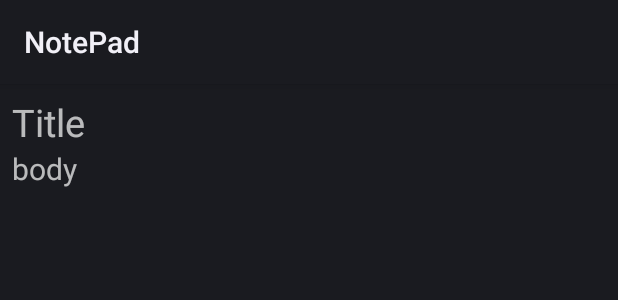
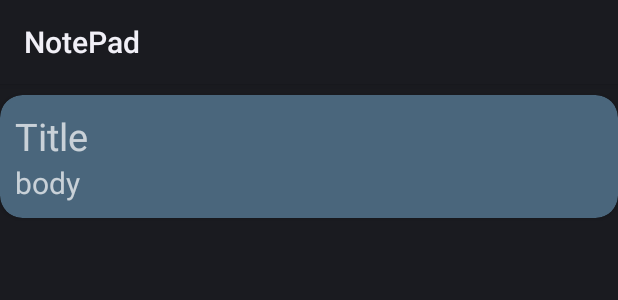
Before and after one commit to Ali0092/NotePad, an Android app: the layout item_layout.xml on its own in the app's theme, with its tools: preview values and no code run, on a phone screen of 412 x 824 dp. Shown: the top 300 px of the screen. Run offline under Robolectric (Android 15) with nearby library versions, the phone set to English and light mode, and no system bars.

Commit message:
Seventh Commit

```diff
--- a/app/build.gradle
+++ b/app/build.gradle
@@ -3,7 +3,7 @@ plugins {
     id 'org.jetbrains.kotlin.android'
     id 'kotlin-kapt'
     id 'dagger.hilt.android.plugin'
-
+    id 'androidx.navigation.safeargs.kotlin'
 }
 
 android {
--- a/app/src/main/java/com/example/notepad/adapter/ItemAdapter.kt
+++ b/app/src/main/java/com/example/notepad/adapter/ItemAdapter.kt
@@ -1,5 +1,6 @@
 package com.example.notepad.adapter
 
+import android.annotation.SuppressLint
 import android.view.LayoutInflater
 import android.view.ViewGroup
 import androidx.navigation.findNavController
@@ -26,8 +27,8 @@ class ItemAdapter:RecyclerView.Adapter<ItemAdapter.viewHolder>() {
 
     override fun onBindViewHolder(holder: viewHolder, position: Int) {
         holder.binding.apply {
-            this.titleEt.text=items[position].title
-            this.bodyEt.text=items[position].body
+            this.titleEt.setText(items[position].title.toString())
+            this.bodyEt.setText(items[position].body.toString())
         }
         holder.binding.itemLayout.setOnClickListener {
             it.findNavController().navigate(R.id.action_mainFragment_to_updateFragment)
@@ -38,6 +39,7 @@ class ItemAdapter:RecyclerView.Adapter<ItemAdapter.viewHolder>() {
         return items.size
     }
 
+    @SuppressLint("NotifyDataSetChanged")
     fun getDataChanges(items: List<Item>){
         this.items=items
         this.notifyDataSetChanged()
--- a/app/src/main/java/com/example/notepad/viewModel/AppViewModel.kt
+++ b/app/src/main/java/com/example/notepad/viewModel/AppViewModel.kt
@@ -15,7 +15,7 @@ import javax.inject.Inject
 class AppViewModel
 @Inject constructor(private val repo: Repository) : ViewModel() {
 
-  lateinit var todos: LiveData<List<Item>>
+  var todos: LiveData<List<Item>>
 
   init {
       todos =repo.getAllItems()
--- a/app/src/main/res/layout/fragment_add.xml
+++ b/app/src/main/res/layout/fragment_add.xml
@@ -11,7 +11,7 @@
         android:layout_width="match_parent"
         android:layout_height="match_parent">
 
-        <TextView
+        <EditText
             android:id="@+id/title_et"
             android:layout_width="match_parent"
             android:layout_height="wrap_content"
@@ -22,7 +22,7 @@
             app:layout_constraintStart_toStartOf="parent"
             app:layout_constraintTop_toTopOf="parent" />
 
-        <TextView
+        <EditText
             android:id="@+id/body_et"
             android:layout_width="match_parent"
             android:layout_height="wrap_content"
--- a/app/src/main/res/layout/item_layout.xml
+++ b/app/src/main/res/layout/item_layout.xml
@@ -1,19 +1,27 @@
 <?xml version="1.0" encoding="utf-8"?>
-<androidx.constraintlayout.widget.ConstraintLayout xmlns:android="http://schemas.android.com/apk/res/android"
+<androidx.cardview.widget.CardView
+    xmlns:android="http://schemas.android.com/apk/res/android"
     xmlns:app="http://schemas.android.com/apk/res-auto"
-    xmlns:tools="http://schemas.android.com/tools"
     android:layout_width="match_parent"
     android:layout_height="wrap_content"
     android:clickable="true"
-    android:padding="8dp"
+    android:backgroundTint="@color/light_107"
+    app:cardCornerRadius="15dp"
+    android:layout_marginTop="7dp"
     android:id="@+id/itemLayout">
 
+    <androidx.appcompat.widget.LinearLayoutCompat
+        android:layout_width="match_parent"
+        android:layout_height="match_parent"
+        android:padding="10dp"
+        android:orientation="vertical">
         <TextView
             android:id="@+id/title_et"
             android:layout_width="match_parent"
             android:layout_height="wrap_content"
             android:hint="Title"
             android:textSize="25sp"
+            android:textColor="@color/black_100"
             app:layout_constraintEnd_toEndOf="parent"
             app:layout_constraintHorizontal_bias="0.5"
             app:layout_constraintStart_toStartOf="parent"
@@ -25,10 +33,12 @@
             android:layout_height="wrap_content"
             android:hint="body"
             android:textSize="20sp"
+            android:textColor="@color/black_100"
             app:layout_constraintEnd_toEndOf="parent"
             app:layout_constraintHorizontal_bias="0.5"
             app:layout_constraintStart_toStartOf="parent"
             app:layout_constraintTop_toBottomOf="@+id/title_et" />
 
+    </androidx.appcompat.widget.LinearLayoutCompat>
 
-</androidx.constraintlayout.widget.ConstraintLayout>
+</androidx.cardview.widget.CardView>
--- a/app/src/main/res/values/colors.xml
+++ b/app/src/main/res/values/colors.xml
@@ -1,10 +1,11 @@
 <?xml version="1.0" encoding="utf-8"?>
 <resources>
-    <color name="black_100">#171616</color>
+    <color name="black_100">#000000</color>
     <color name="white_101">#FFFFFF</color>
     <color name="gray_102">#858487</color>
     <color name="yellow_103">#F6DE07</color>
     <color name="sea_green_104">#06A5A4</color>
     <color name="green_105">#105913</color>
     <color name="orange_106">#AA4323</color>
+    <color name="light_107">#4A667C</color>
 </resources>
--- a/build.gradle
+++ b/build.gradle
@@ -5,6 +5,7 @@ buildscript {
     }
     dependencies {
         classpath("com.google.dagger:hilt-android-gradle-plugin:2.38.1")
+        classpath("androidx.navigation:navigation-safe-args-gradle-plugin:2.4.1")
     }
 }
 plugins {
```
Also changed, not shown: app/src/main/java/com/example/notepad/Fragments/AddFragment.kt (+30 -8 lines), app/src/main/java/com/example/notepad/Fragments/MainFragment.kt (+7 -4 lines), app/src/main/res/navigation/nav_graph.xml (+8 -1 lines). Lines whose indentation alone changed are shown as unchanged.
